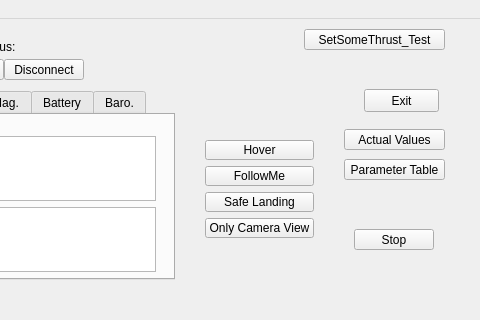
This is app/mainwindow.ui in saccharios/FollowMeFlie as Qt 5 draws it before an edit; both pictures show x 206 to 686 and y 0 to 320 of the 686 by 603 pixel window. The edited form follows.
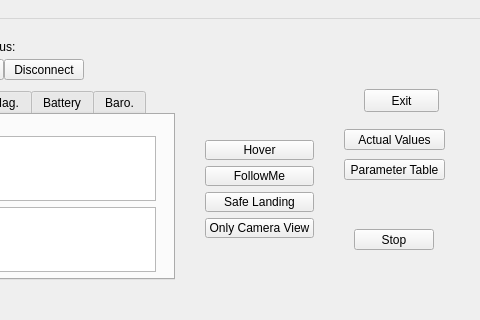
This is the edited form.

Commit message: Remove SetSomeThrust button.

Patch:
```diff
--- a/app/mainwindow.ui
+++ b/app/mainwindow.ui
@@ -105,19 +105,6 @@
      <string>Connection Status: </string>
     </property>
    </widget>
-   <widget class="QPushButton" name="pushButton_setThrust">
-    <property name="geometry">
-     <rect>
-      <x>510</x>
-      <y>10</y>
-      <width>141</width>
-      <height>21</height>
-     </rect>
-    </property>
-    <property name="text">
-     <string>SetSomeThrust_Test</string>
-    </property>
-   </widget>
    <widget class="QWidget" name="gridLayoutWidget">
     <property name="geometry">
      <rect>
```
Left out of the diff: 2 changed lines with no effect on the pictures. The commit also changes 4 other files.
